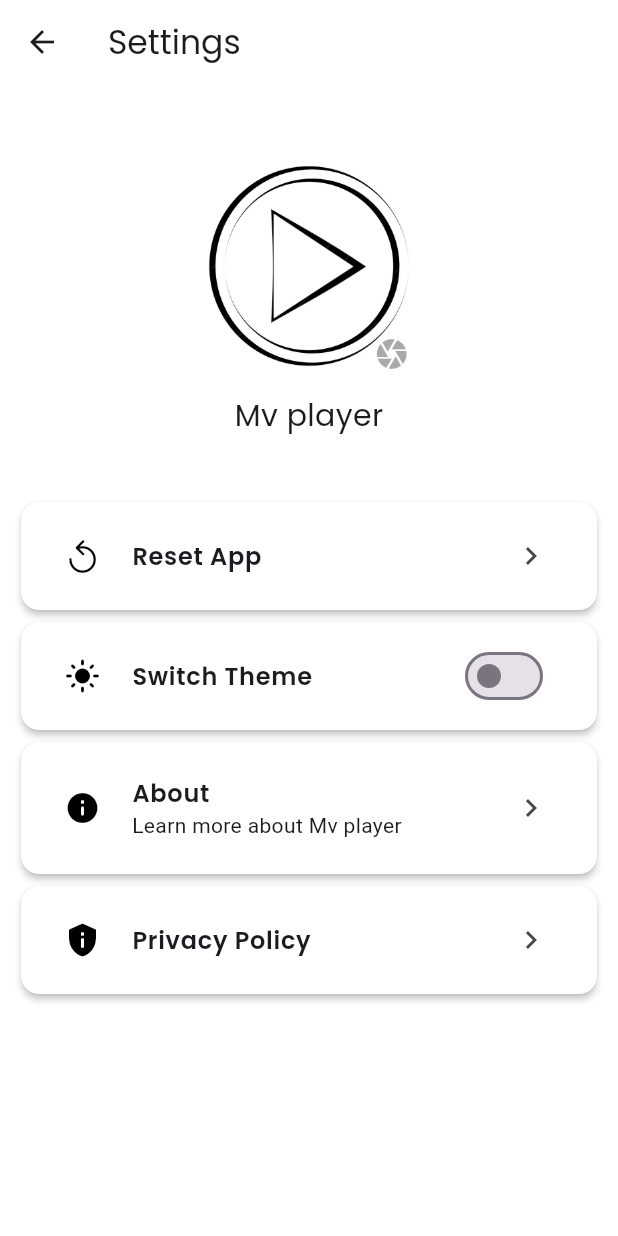
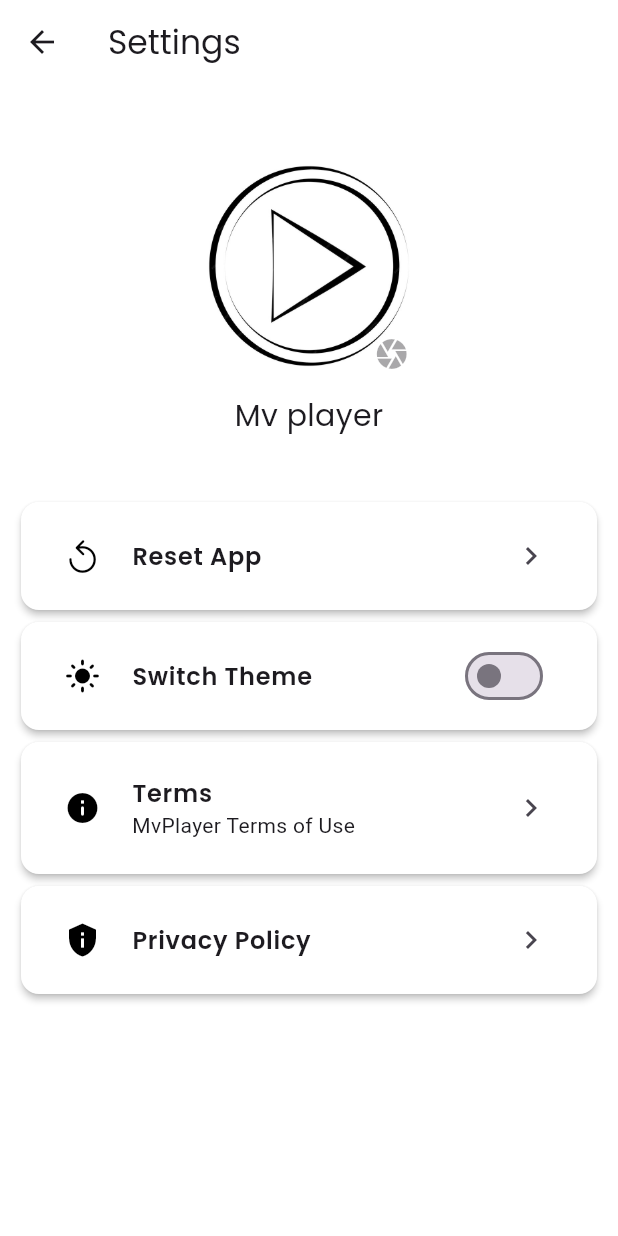
Before and after one commit to AbhijithNellikkat/MvPlayer, a Flutter app: the SettingsView screen opened by its route, on a phone screen of 412 x 824 dp. Run offline on Flutter 3.47's test engine with Material 3 defaults, Android fonts, the phone set to English and light mode, and no system bars; drawn by our look-alikes of babstrap_settings_screen; our stand-ins replace audio_video_progress_bar, carousel_slider, chewie, flutter_onboarding_slider, fluttertoast, get and 12 more; missing offline and left inert: photo_manager; accounts and stored records are empty.

Commit message:
terms to use this app added

```diff
--- a/lib/app/modules/settings/views/settings_view.dart
+++ b/lib/app/modules/settings/views/settings_view.dart
@@ -97,14 +97,20 @@ class SettingsView extends GetView<SettingsController> {
                     child: Padding(
                       padding: const EdgeInsets.all(8.0),
                       child: SettingsItemWidget(
-                        onTap: () {},
+                        onTap: () {
+                          const privacyPolicyUrl =
+                              'https://doc-hosting.flycricket.io/mvplayer-terms-of-use/896ad7ea-862d-4d31-b29a-7f5fd23f8cf0/terms';
+
+                          launchUrl(Uri.parse(privacyPolicyUrl),
+                              mode: LaunchMode.externalApplication);
+                        },
                         icons: Icons.info_rounded,
-                        title: 'About',
+                        title: 'Terms',
                         titleStyle:
                             GoogleFonts.poppins(fontWeight: FontWeight.w600),
                         titleMaxLine: 1,
                         subtitleMaxLine: 1,
-                        subtitle: "Learn more about Mv player",
+                        subtitle: "MvPlayer Terms of Use",
                         // backgroundColor: Constants.black,
                         // iconColor: Constants.white,
                       ),
```
